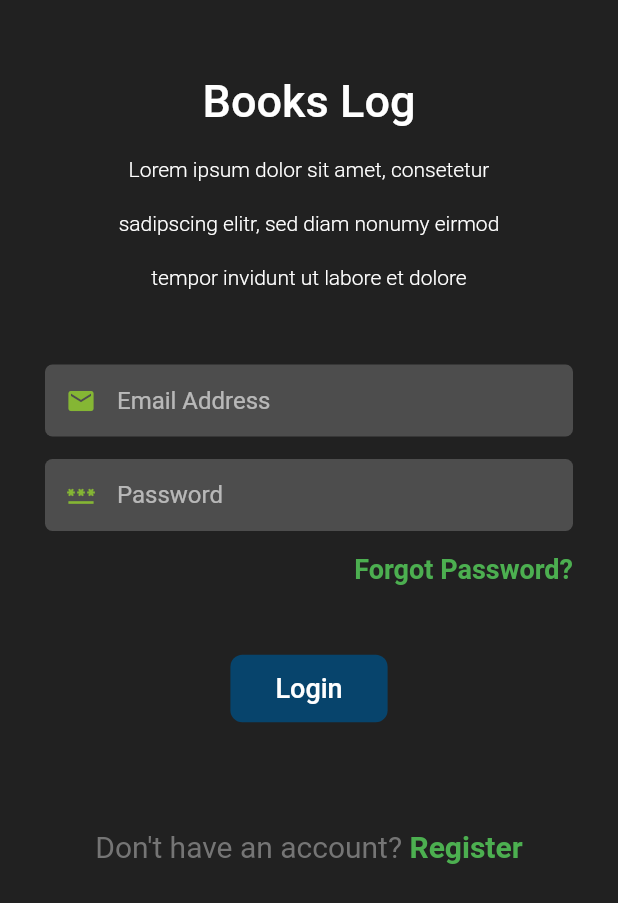
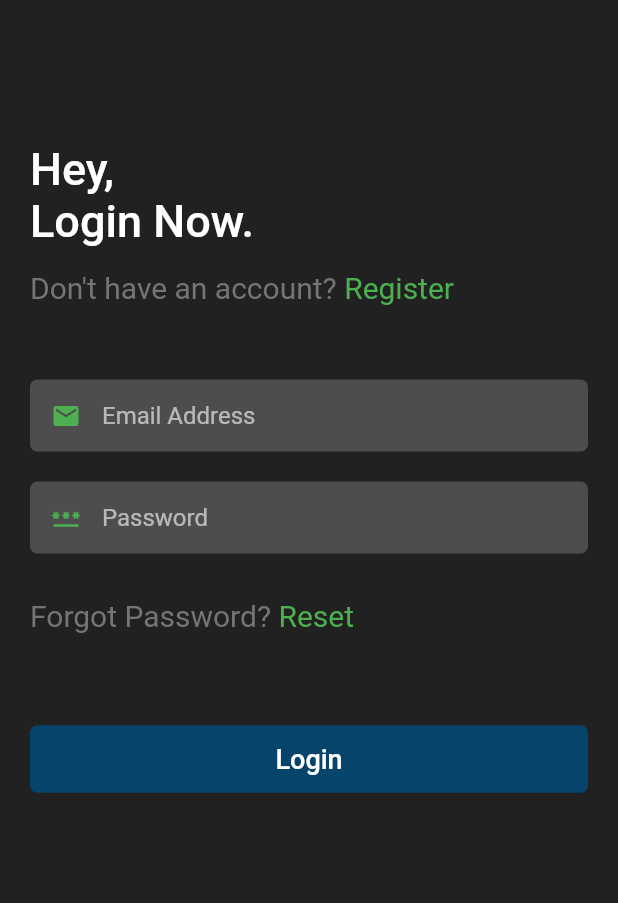
Before and after one commit to joshua-philips/read_log, a Flutter app: the screen it shows after launch, on a phone screen of 412 x 824 dp. Shown: the top 903 px of the screen. Run offline on Flutter 3.47's test engine with Material 2 defaults, Android fonts, the phone set to English and light mode, and no system bars; our stand-ins replace cloud_firestore, expandable_text, firebase_auth, firebase_core, firebase_storage, flutter_spinkit and 2 more; accounts and stored records are empty.

Commit message:
auth pages ui changes & fetch details lccn changed

```diff
--- a/lib/components/auth_text_formfield.dart
+++ b/lib/components/auth_text_formfield.dart
@@ -22,7 +22,7 @@ class AuthTextFormField extends StatelessWidget {
       decoration: InputDecoration(
         prefixIcon: Icon(
           prefixIcon,
-          color: Color(0xff85B634),
+          color: Colors.green,
           size: 20,
         ),
         hintText: hintText,
--- /dev/null
+++ b/lib/components/blue_button.dart
@@ -0,0 +1,33 @@
+import 'package:books_log/configuration/constants.dart';
+import 'package:flutter/material.dart';
+
+class BlueButton extends StatelessWidget {
+  final String buttonText;
+  final VoidCallback onPressed;
+  const BlueButton(
+      {Key? key, required this.buttonText, required this.onPressed})
+      : super(key: key);
+
+  @override
+  Widget build(BuildContext context) {
+    return TextButton(
+      style: TextButton.styleFrom(
+        shape: new RoundedRectangleBorder(
+          borderRadius: new BorderRadius.circular(5),
+        ),
+        fixedSize: Size(double.maxFinite, 45),
+        padding: EdgeInsets.symmetric(vertical: 12, horizontal: 30),
+        backgroundColor: myBlue,
+      ),
+      child: Text(
+        buttonText,
+        style: TextStyle(
+          fontSize: 18,
+          color: Colors.white,
+          fontWeight: FontWeight.w500,
+        ),
+      ),
+      onPressed: onPressed,
+    );
+  }
+}
--- a/lib/configuration/constants.dart
+++ b/lib/configuration/constants.dart
@@ -2,3 +2,4 @@ import 'package:flutter/material.dart';
 
 final String done = 'done';
 Color myBlue = Color(0xff07446C);
+Color myGrey = Color(0xff757575);
--- a/lib/main.dart
+++ b/lib/main.dart
@@ -82,6 +82,11 @@ class _MyAppState extends State<MyApp> {
           textSelectionTheme: TextSelectionThemeData(
             cursorColor: Colors.green,
           ),
+          pageTransitionsTheme: PageTransitionsTheme(
+            builders: {
+              TargetPlatform.android: OpenUpwardsPageTransitionsBuilder(),
+            },
+          ),
         ),
         home: HomeController(),
       ),
--- a/lib/pages/authentication_pages/login_page.dart
+++ b/lib/pages/authentication_pages/login_page.dart
@@ -1,4 +1,5 @@
 import 'package:books_log/components/auth_text_formfield.dart';
+import 'package:books_log/components/blue_button.dart';
 import 'package:books_log/components/dialogs_and_snackbar.dart';
 import 'package:books_log/configuration/constants.dart';
 import 'package:books_log/pages/authentication_pages/password_reset_page.dart';
@@ -17,73 +18,54 @@ class LoginPage extends StatelessWidget {
     final TextEditingController emailController = TextEditingController();
     final TextEditingController passwordController = TextEditingController();
     return Scaffold(
-      body: SingleChildScrollView(
+      body: SafeArea(
+        child: SingleChildScrollView(
           physics: BouncingScrollPhysics(),
           child: Column(
+            crossAxisAlignment: CrossAxisAlignment.start,
             children: [
-            Container(
-              padding: EdgeInsets.symmetric(horizontal: 5, vertical: 20),
-              child: Column(
-                children: [
-                  Padding(padding: EdgeInsets.only()),
-                  SizedBox(height: 30),
-                  Row(
-                    mainAxisAlignment: MainAxisAlignment.center,
-                    mainAxisSize: MainAxisSize.max,
-                    children: [
-                      Text(
-                        "Books Log",
+              SizedBox(height: 90),
+              Padding(
+                padding:
+                    const EdgeInsets.symmetric(horizontal: 20, vertical: 5),
+                child: Text(
+                  "Hey,\nLogin Now.",
                   style: TextStyle(
                     fontSize: 30,
                     fontWeight: FontWeight.w500,
                   ),
                 ),
-                    ],
               ),
-                  SizedBox(height: 20),
-                  Row(
-                    mainAxisAlignment: MainAxisAlignment.center,
-                    mainAxisSize: MainAxisSize.max,
+              Padding(
+                padding:
+                    const EdgeInsets.symmetric(horizontal: 20, vertical: 10),
+                child: Row(
+                  mainAxisAlignment: MainAxisAlignment.start,
                   children: [
                     Text(
-                        "Lorem ipsum dolor sit amet, consetetur",
+                      "Don\'t have an account? ",
+                      style: TextStyle(fontSize: 20, color: myGrey),
+                    ),
+                    GestureDetector(
+                      child: Text(
+                        "Register",
                         style: TextStyle(
-                          fontWeight: FontWeight.w300,
+                          fontSize: 20,
+                          color: Colors.green,
                         ),
                       ),
-                    ],
-                  ),
-                  SizedBox(height: 20),
-                  Row(
-                    mainAxisAlignment: MainAxisAlignment.center,
-                    mainAxisSize: MainAxisSize.max,
-                    children: [
-                      Text(
-                        "sadipscing elitr, sed diam nonumy eirmod",
-                        style: TextStyle(
-                          fontWeight: FontWeight.w300,
-                        ),
-                      ),
-                    ],
-                  ),
-                  SizedBox(height: 20),
-                  Row(
-                    mainAxisAlignment: MainAxisAlignment.center,
-                    mainAxisSize: MainAxisSize.max,
-                    children: [
-                      Text(
-                        "tempor invidunt ut labore et dolore",
-                        style: TextStyle(
-                          fontWeight: FontWeight.w300,
-                        ),
-                      ),
-                    ],
-                  ),
+                      onTap: () {
+                        Route route = MaterialPageRoute(
+                            builder: (context) => RegisterPage());
+                        Navigator.push(context, route);
+                      },
+                    )
                   ],
                 ),
               ),
+              SizedBox(height: 20),
               Container(
-              margin: EdgeInsets.all(30),
+                margin: EdgeInsets.all(20),
                 child: Form(
                   key: formKey,
                   child: Column(
@@ -98,7 +80,7 @@ class LoginPage extends StatelessWidget {
                                 : null,
                         obscureText: false,
                       ),
-                    SizedBox(height: 15),
+                      SizedBox(height: 20),
                       AuthTextFormField(
                         controller: passwordController,
                         hintText: 'Password',
@@ -107,17 +89,21 @@ class LoginPage extends StatelessWidget {
                             val!.isEmpty ? 'Enter password' : null,
                         obscureText: true,
                       ),
-                    SizedBox(height: 15),
+                      SizedBox(height: 30),
                       Row(
-                      mainAxisAlignment: MainAxisAlignment.end,
+                        mainAxisAlignment: MainAxisAlignment.start,
+                        mainAxisSize: MainAxisSize.max,
                         children: [
+                          Text(
+                            "Forgot Password? ",
+                            style: TextStyle(fontSize: 20, color: myGrey),
+                          ),
                           GestureDetector(
                             child: Text(
-                            "Forgot Password?",
+                              "Reset",
                               style: TextStyle(
-                              fontSize: 18,
+                                fontSize: 20,
                                 color: Colors.green,
-                              fontWeight: FontWeight.w600,
                               ),
                             ),
                             onTap: () {
@@ -132,29 +118,18 @@ class LoginPage extends StatelessWidget {
                   ),
                 ),
               ),
-            SizedBox(height: 15),
-            TextButton(
-              style: TextButton.styleFrom(
-                shape: new RoundedRectangleBorder(
-                  borderRadius: new BorderRadius.circular(8),
-                ),
-                padding: EdgeInsets.symmetric(vertical: 12, horizontal: 30),
-                backgroundColor: Color(0xff07446C),
-              ),
-              child: Text(
-                "Login",
-                style: TextStyle(
-                  fontSize: 18,
-                  color: Colors.white,
-                  fontWeight: FontWeight.w500,
-                ),
-              ),
+              SizedBox(height: 20),
+              Padding(
+                padding: const EdgeInsets.all(20),
+                child: BlueButton(
+                  buttonText: "Login",
                   onPressed: () async {
                     if (formKey.currentState!.validate()) {
-                  String returnedString = await login(
-                      emailController.text, passwordController.text, context);
+                      String returnedString = await login(emailController.text,
+                          passwordController.text, context);
                       if (returnedString != done) {
-                    showMessageDialog(context, 'Login Error', returnedString);
+                        showMessageDialog(
+                            context, 'Login Error', returnedString);
                       } else {
                         Navigator.popUntil(
                             context, (route) => !Navigator.canPop(context));
@@ -162,32 +137,9 @@ class LoginPage extends StatelessWidget {
                     }
                   },
                 ),
-            SizedBox(height: 70),
-            Row(
-              mainAxisAlignment: MainAxisAlignment.center,
-              children: [
-                Text(
-                  "Don\'t have an account? ",
-                  style: TextStyle(fontSize: 20, color: Color(0xff757575)),
               ),
-                GestureDetector(
-                  child: Text(
-                    "Register",
-                    style: TextStyle(
-                      fontSize: 20,
-                      fontWeight: FontWeight.bold,
-                      color: Colors.green,
-                    ),
-                  ),
-                  onTap: () {
-                    Route route =
-                        MaterialPageRoute(builder: (context) => RegisterPage());
-                    Navigator.push(context, route);
-                  },
-                )
             ],
           ),
-          ],
         ),
       ),
     );
--- a/lib/pages/fetch_details_page.dart
+++ b/lib/pages/fetch_details_page.dart
@@ -40,7 +40,11 @@ class _FetchDetailsPageState extends State<FetchDetailsPage> {
     try {
       await fetchLibraryWork(widget.openLibrarySearchDoc.key);
       await fetchLibraryBook(widget.openLibrarySearchDoc.lccn
-          .lastWhere((element) => element.length > 4));
+          .firstWhere((element) => element.length > 4));
+      // TODO: When firstwhere fails try with lastwhere. 'error'
+      // variable will have to split for either work error/ book error
+      // catch either errors and setstate for the particular error
+      // meaning separate BookDetail sent from this page
       setState(() {
         fetchOngoing = false;
         fetchCompleted = true;
```
Also changed, not shown: lib/pages/authentication_pages/password_reset_page.dart (+39 -32 lines), lib/pages/authentication_pages/register_page.dart (+13 -30 lines). Lines whose indentation alone changed are shown as unchanged.
